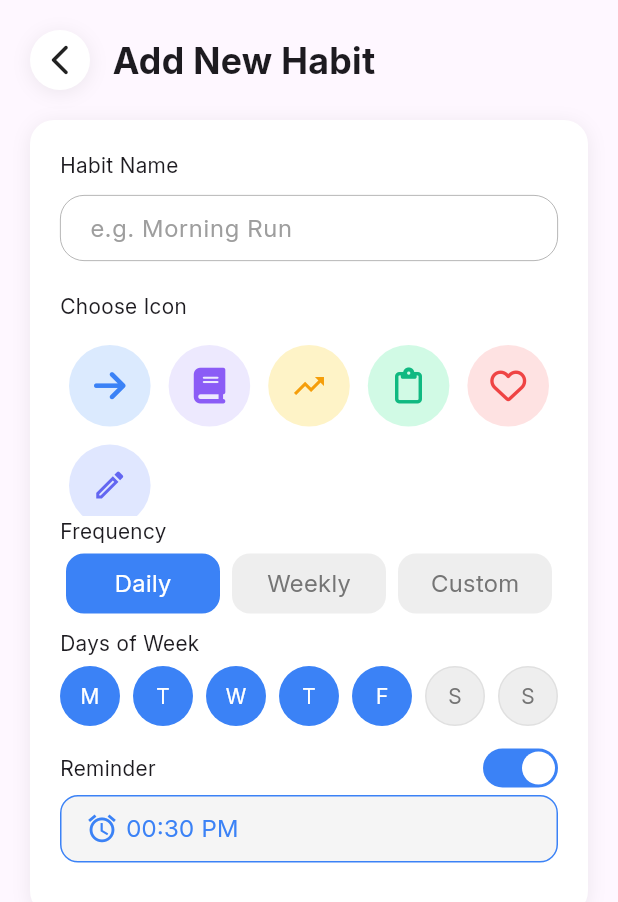
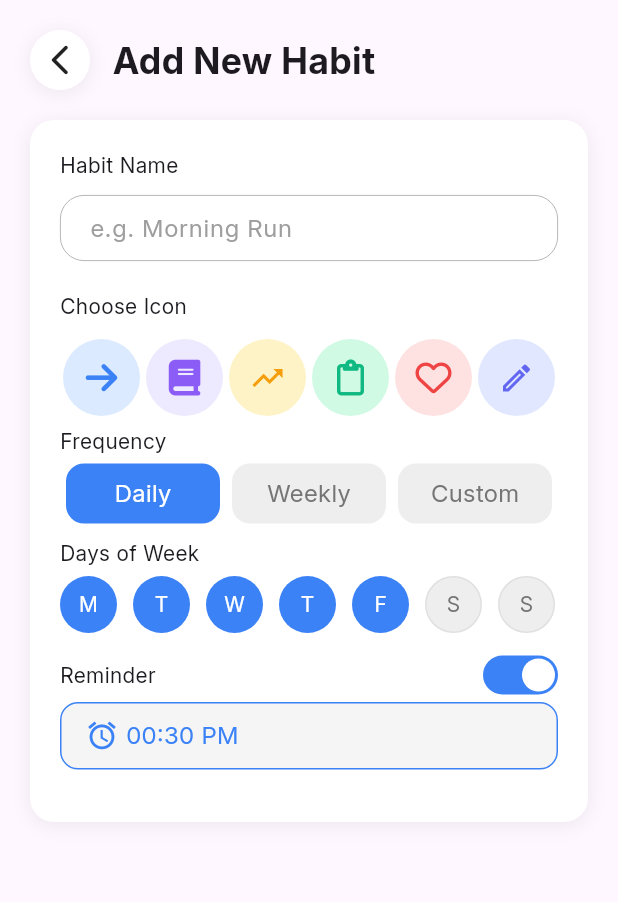
Before and after one commit to x00Adham/Habitly-App, a Flutter app: the screen it shows after launch, on a phone screen of 412 x 824 dp. Shown: the top 902 px of the screen. Run offline on Flutter 3.47's test engine with Material 3 defaults, Android fonts, the phone set to English and light mode, and no system bars; drawn by our look-alikes of flutter_switch; our stand-ins replace font_awesome_flutter; missing offline and left inert: day_night_time_picker.

Commit message:
enhance Habit page

```diff
--- a/lib/main.dart
+++ b/lib/main.dart
@@ -2,7 +2,6 @@ import 'package:flutter/material.dart';
 import 'package:flutter/services.dart';
 import 'package:habitly/constants/colors.dart';
 import 'package:habitly/screens/add_habit_page.dart';
-import 'package:habitly/screens/home_page.dart';
 
 void main() {
   runApp(const HabitlyApp());
--- a/lib/screens/add_habit_page.dart
+++ b/lib/screens/add_habit_page.dart
@@ -1,6 +1,5 @@
 import 'package:flutter/material.dart';
-import 'package:flutter_switch/flutter_switch.dart';
-import 'package:habitly/constants/colors.dart';
+
 import 'package:habitly/widgets/days_of_week_widger.dart';
 import 'package:habitly/widgets/frequency_widget.dart';
 import 'package:habitly/widgets/icons_grid.dart';
@@ -22,6 +21,7 @@ class _AddHabitPageState extends State<AddHabitPage> {
     return Scaffold(
       body: Padding(
         padding: const EdgeInsets.all(20),
+        child: SingleChildScrollView(
           child: Column(
             children: [
               NewHabitBar(),
@@ -56,6 +56,7 @@ class _AddHabitPageState extends State<AddHabitPage> {
             ],
           ),
         ),
+      ),
     );
   }
 }
--- a/lib/widgets/days_of_week_widger.dart
+++ b/lib/widgets/days_of_week_widger.dart
@@ -39,13 +39,14 @@ class _DaysOfWeekWidgetState extends State<DaysOfWeekWidget> {
                     }
                   });
                 },
+                child: Padding(
+                  padding: const EdgeInsets.only(right: 2),
                   child: AnimatedContainer(
                     duration: Duration(milliseconds: 200),
-                  width: 40,
-                  height: 40,
+                    width: 38,
+                    height: 38,
                     decoration: BoxDecoration(
-                    color:
-                        isSelected ? myclickcolor : Colors.grey.shade200,
+                      color: isSelected ? myclickcolor : Colors.grey.shade200,
                       borderRadius: BorderRadius.circular(20),
                       border:
                           isWeekend && !isSelected
@@ -56,8 +57,10 @@ class _DaysOfWeekWidgetState extends State<DaysOfWeekWidget> {
                       child: Text(
                         DaysOfWeekWidget.dayLabels[index],
                         style: TextStyle(
-                        color: isSelected ? Colors.white : Colors.grey.shade600,
+                          color:
+                              isSelected ? Colors.white : Colors.grey.shade600,
                           fontWeight: FontWeight.w500,
+                        ),
                       ),
                     ),
                   ),
--- a/lib/widgets/icons_grid.dart
+++ b/lib/widgets/icons_grid.dart
@@ -15,10 +15,10 @@ class _IconsGridState extends State<IconsGrid> {
   @override
   Widget build(BuildContext context) {
     return SizedBox(
-      height: 120,
+      height: 60,
       child: GridView.builder(
         gridDelegate: SliverGridDelegateWithFixedCrossAxisCount(
-          crossAxisCount: 5,
+          crossAxisCount: 6,
           childAspectRatio: 1,
         ),
         itemCount: iconname.length,
@@ -31,8 +31,6 @@ class _IconsGridState extends State<IconsGrid> {
                 selectedIndex = index;
               });
             },
-            child: Padding(
-              padding: const EdgeInsets.symmetric(horizontal: 4.0),
             child: Container(
               decoration: BoxDecoration(
                 border: Border.all(
@@ -46,7 +44,6 @@ class _IconsGridState extends State<IconsGrid> {
               ),
               child: MyCircleIcon(name: iconname[index]),
             ),
-            ),
           );
         },
       ),
```
Lines whose indentation alone changed are shown as unchanged.
